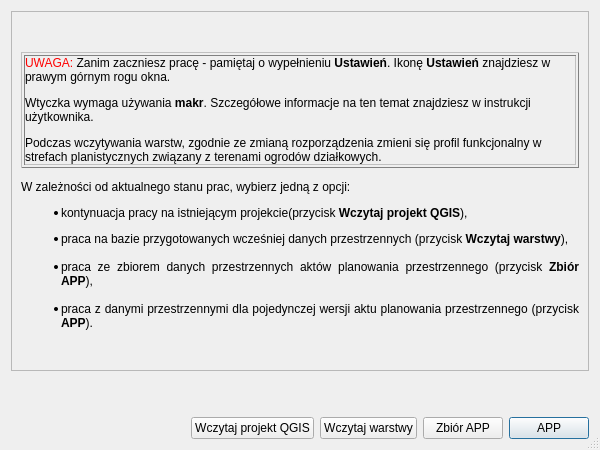
Qt form modules/app/views/ui/pytanie_dialog_base.ui (CyfryzacjaAPP/wtyczka_qgis_app_2) before a commit.
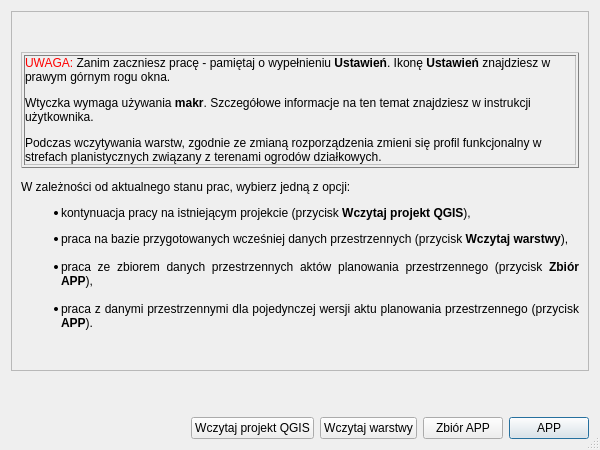
The same form after that commit. Icons and pictures are not drawn.

Diff of the .ui file:
```diff
--- a/modules/app/views/ui/pytanie_dialog_base.ui
+++ b/modules/app/views/ui/pytanie_dialog_base.ui
@@ -49,7 +49,7 @@
             <enum>QFrame::NoFrame</enum>
            </property>
            <property name="text">
-            <string>&lt;html&gt;&lt;head/&gt;&lt;body&gt;&lt;table border=&quot;1&quot; style=&quot; margin-top:0px; margin-bottom:0px; margin-left:0px; margin-right:0px; border-collapse:collapse;&quot; cellspacing=&quot;2&quot; cellpadding=&quot;0&quot;&gt;&lt;tr&gt;&lt;td&gt;&lt;p&gt;&lt;span style=&quot; color:#ff0000;&quot;&gt;UWAGA:&lt;/span&gt; Zanim zaczniesz pracę - pamiętaj o wypełnieniu &lt;span style=&quot; font-weight:600;&quot;&gt;Ustawień&lt;/span&gt;. Ikonę &lt;span style=&quot; font-weight:600;&quot;&gt;Ustawień&lt;/span&gt; znajdziesz w prawym górnym rogu okna.&lt;/p&gt;&lt;p&gt;Wtyczka wymaga używania &lt;span style=&quot; font-weight:600;&quot;&gt;makr&lt;/span&gt;. Szczegółowe informacje na ten temat znajdziesz w instrukcji użytkownika.&lt;/p&gt;&lt;p&gt;Podczas wczytywania warstw, zgodnie ze zmianą rozporządzenia zmieni się profil funkcjonalny w strefach planistycznych związany z terenami ogrodów działkowych.&lt;/p&gt;&lt;/td&gt;&lt;/tr&gt;&lt;/table&gt;&lt;p&gt;W zależności od aktualnego stanu prac, wybierz jedną z opcji:&lt;/p&gt;&lt;ul style=&quot;margin-top: 0px; margin-bottom: 0px; margin-left: 0px; margin-right: 0px; -qt-list-indent: 1;&quot;&gt;&lt;li style=&quot; margin-top:12px; margin-bottom:0px; margin-left:0px; margin-right:0px; -qt-block-indent:0; text-indent:0px;&quot;&gt;kontynuacja pracy na istniejącym projekcie&lt;span style=&quot; font-weight:600;&quot;/&gt;(przycisk&lt;span style=&quot; font-weight:600;&quot;&gt; Wczytaj projekt QGIS&lt;/span&gt;),&lt;/li&gt;&lt;li style=&quot; margin-top:12px; margin-bottom:0px; margin-left:0px; margin-right:0px; -qt-block-indent:0; text-indent:0px;&quot;&gt;praca na bazie przygotowanych wcześniej danych przestrzennych (przycisk &lt;span style=&quot; font-weight:600;&quot;&gt;Wczytaj warstwy&lt;/span&gt;),&lt;br/&gt;&lt;/li&gt;&lt;li style=&quot; margin-top:0px; margin-bottom:0px; margin-left:0px; margin-right:0px; -qt-block-indent:0; text-indent:0px;&quot;&gt;praca ze zbiorem danych przestrzennych aktów planowania przestrzennego (przycisk &lt;span style=&quot; font-weight:600;&quot;&gt;Zbiór APP&lt;/span&gt;),&lt;br/&gt;&lt;/li&gt;&lt;li style=&quot; margin-top:0px; margin-bottom:12px; margin-left:0px; margin-right:0px; -qt-block-indent:0; text-indent:0px;&quot;&gt;praca z danymi przestrzennymi dla pojedynczej wersji aktu planowania przestrzennego (przycisk &lt;span style=&quot; font-weight:600;&quot;&gt;APP&lt;/span&gt;).&lt;/li&gt;&lt;/ul&gt;&lt;/body&gt;&lt;/html&gt;</string>
+            <string>&lt;html&gt;&lt;head/&gt;&lt;body&gt;&lt;table border=&quot;1&quot; style=&quot; margin-top:0px; margin-bottom:0px; margin-left:0px; margin-right:0px; border-collapse:collapse;&quot; cellspacing=&quot;2&quot; cellpadding=&quot;0&quot;&gt;&lt;tr&gt;&lt;td&gt;&lt;p&gt;&lt;span style=&quot; color:#ff0000;&quot;&gt;UWAGA:&lt;/span&gt; Zanim zaczniesz pracę - pamiętaj o wypełnieniu &lt;span style=&quot; font-weight:600;&quot;&gt;Ustawień&lt;/span&gt;. Ikonę &lt;span style=&quot; font-weight:600;&quot;&gt;Ustawień&lt;/span&gt; znajdziesz w prawym górnym rogu okna.&lt;/p&gt;&lt;p&gt;Wtyczka wymaga używania &lt;span style=&quot; font-weight:600;&quot;&gt;makr&lt;/span&gt;. Szczegółowe informacje na ten temat znajdziesz w instrukcji użytkownika.&lt;/p&gt;&lt;p&gt;Podczas wczytywania warstw, zgodnie ze zmianą rozporządzenia zmieni się profil funkcjonalny w strefach planistycznych związany z terenami ogrodów działkowych.&lt;/p&gt;&lt;/td&gt;&lt;/tr&gt;&lt;/table&gt;&lt;p&gt;W zależności od aktualnego stanu prac, wybierz jedną z opcji:&lt;/p&gt;&lt;ul style=&quot;margin-top: 0px; margin-bottom: 0px; margin-left: 0px; margin-right: 0px; -qt-list-indent: 1;&quot;&gt;&lt;li style=&quot; margin-top:12px; margin-bottom:0px; margin-left:0px; margin-right:0px; -qt-block-indent:0; text-indent:0px;&quot;&gt;kontynuacja pracy na istniejącym projekcie (przycisk&lt;span style=&quot; font-weight:600;&quot;&gt; Wczytaj projekt QGIS&lt;/span&gt;),&lt;/li&gt;&lt;li style=&quot; margin-top:12px; margin-bottom:0px; margin-left:0px; margin-right:0px; -qt-block-indent:0; text-indent:0px;&quot;&gt;praca na bazie przygotowanych wcześniej danych przestrzennych (przycisk &lt;span style=&quot; font-weight:600;&quot;&gt;Wczytaj warstwy&lt;/span&gt;),&lt;br/&gt;&lt;/li&gt;&lt;li style=&quot; margin-top:0px; margin-bottom:0px; margin-left:0px; margin-right:0px; -qt-block-indent:0; text-indent:0px;&quot;&gt;praca ze zbiorem danych przestrzennych aktów planowania przestrzennego (przycisk &lt;span style=&quot; font-weight:600;&quot;&gt;Zbiór APP&lt;/span&gt;),&lt;br/&gt;&lt;/li&gt;&lt;li style=&quot; margin-top:0px; margin-bottom:12px; margin-left:0px; margin-right:0px; -qt-block-indent:0; text-indent:0px;&quot;&gt;praca z danymi przestrzennymi dla pojedynczej wersji aktu planowania przestrzennego (przycisk &lt;span style=&quot; font-weight:600;&quot;&gt;APP&lt;/span&gt;).&lt;/li&gt;&lt;/ul&gt;&lt;/body&gt;&lt;/html&gt;</string>
            </property>
            <property name="alignment">
             <set>Qt::AlignJustify|Qt::AlignVCenter</set>
```
